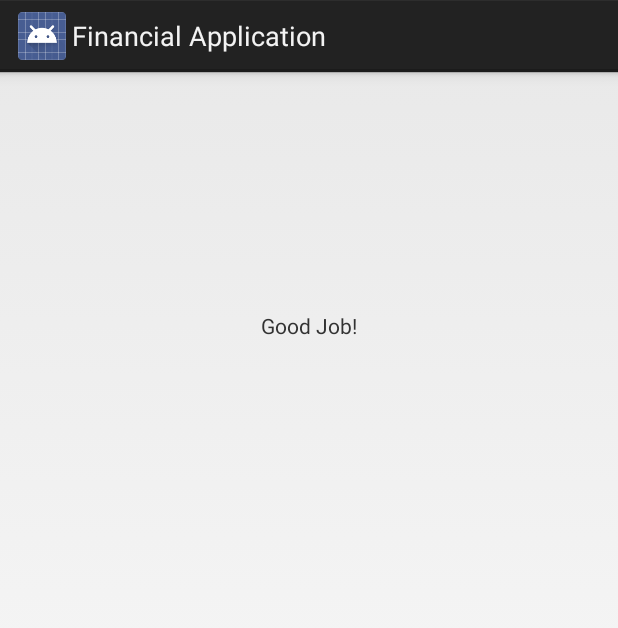
After one commit to aawantika/frs, an Android app: the layout activity_main.xml on its own in the app's theme, with its tools: preview values and no code run, on a phone screen of 412 x 824 dp. The commit adds this screen. Shown: the top 628 px of the screen. Run offline under Robolectric (Android 15) with nearby library versions, the phone set to English and light mode, and no system bars.

Commit message:
Screen changing

```diff
--- /dev/null
+++ b/FinancialApplicationProject/FinancialApplication/src/main/res/layout/activity_main.xml
@@ -0,0 +1,15 @@
+<?xml version="1.0" encoding="utf-8"?>
+<RelativeLayout xmlns:android="http://schemas.android.com/apk/res/android"
+    android:layout_width="match_parent"
+    android:layout_height="match_parent" >
+
+    <TextView
+        android:id="@+id/textView1"
+        android:layout_width="wrap_content"
+        android:layout_height="wrap_content"
+        android:layout_alignParentTop="true"
+        android:layout_centerHorizontal="true"
+        android:layout_marginTop="159dp"
+        android:text="@string/goodjob" />
+
+</RelativeLayout>
--- a/FinancialApplicationProject/FinancialApplication/src/main/res/values/strings.xml
+++ b/FinancialApplicationProject/FinancialApplication/src/main/res/values/strings.xml
@@ -8,4 +8,5 @@
     <string name="username">Username</string>
 	<string name="password">Password</string>
 	<string name="login">Log In</string>
+	<string name="goodjob">Good Job!</string>
 </resources>
--- a/FinancialApplicationProject/FinancialApplication/src/main/src/edu/gatech/financialapplication/LoginActivity.java
+++ b/FinancialApplicationProject/FinancialApplication/src/main/src/edu/gatech/financialapplication/LoginActivity.java
@@ -3,6 +3,7 @@ package edu.gatech.financialapplication;
 import android.app.Activity;
 import android.app.AlertDialog;
 import android.content.DialogInterface;
+import android.content.Intent;
 import android.content.SharedPreferences;
 import android.os.Bundle;
 import android.view.Menu;
@@ -74,6 +75,7 @@ public class LoginActivity extends Activity implements OnClickListener{
 			    .setMessage("Success")
 			    .setPositiveButton(android.R.string.ok, new DialogInterface.OnClickListener() {
 			        public void onClick(DialogInterface dialog, int which) {
+			        	startActivity(new Intent(getApplicationContext(), MainActivity.class));
 			        }
 			     })
 			     .show();
```
Also changed, not shown: FinancialApplicationProject/FinancialApplication/src/main/gen/edu/gatech/financialapplication/R.java (+10 -7 lines), FinancialApplicationProject/FinancialApplication/src/main/src/edu/gatech/financialapplication/MainActivity.java (added, +13 -0 lines), 13 other files.
